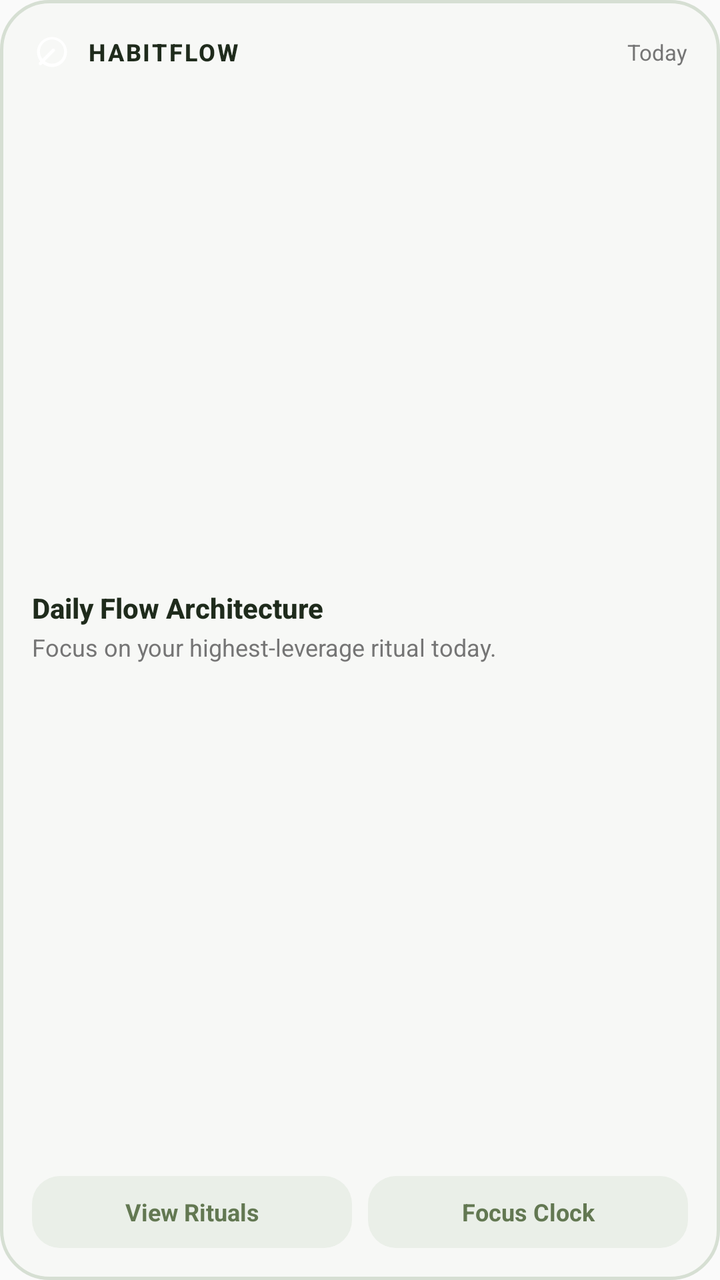
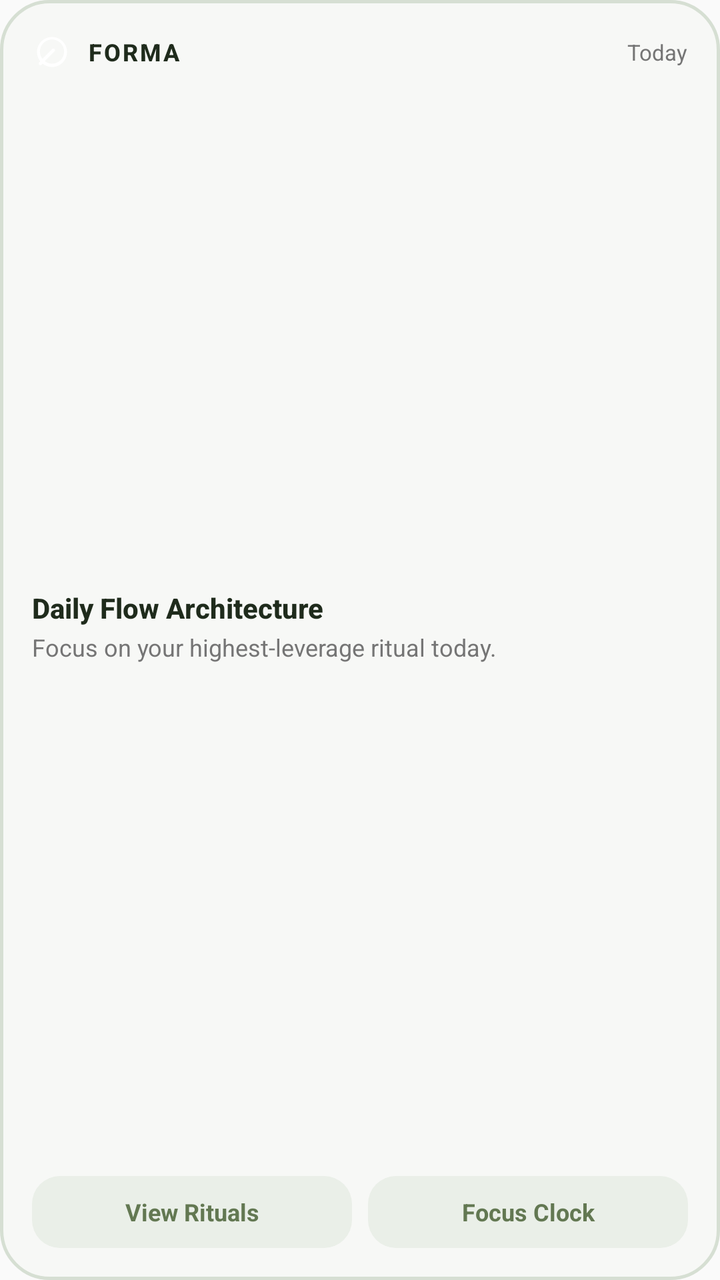

The first picture is an Android layout as it rendered before a commit; the second is the same layout after the commit. The layout source and the unified diff follow.
<!-- AndroidManifest.xml: application theme Theme.HabitFlow -->
<!-- res/layout/widget_habitflow.xml -->
<?xml version="1.0" encoding="utf-8"?>
<LinearLayout xmlns:android="http://schemas.android.com/apk/res/android"
    android:id="@+id/widget_root"
    android:layout_width="match_parent"
    android:layout_height="match_parent"
    android:background="@drawable/bg_widget_card"
    android:orientation="vertical"
    android:padding="16dp">

    
    <LinearLayout
        android:layout_width="match_parent"
        android:layout_height="wrap_content"
        android:gravity="center_vertical"
        android:orientation="horizontal">

        <ImageView
            android:id="@+id/widget_logo"
            android:layout_width="20dp"
            android:layout_height="20dp"
            android:contentDescription="HabitFlow"
            android:src="@drawable/ic_stat_leaf" />

        <TextView
            android:id="@+id/widget_title"
            android:layout_width="0dp"
            android:layout_height="wrap_content"
            android:layout_marginStart="8dp"
            android:layout_weight="1"
            android:fontFamily="sans-serif-medium"
            android:letterSpacing="0.08"
            android:text="HABITFLOW"
            android:textColor="@color/matcha_dark"
            android:textSize="12sp"
            android:textStyle="bold" />

        <TextView
            android:id="@+id/widget_date"
            android:layout_width="wrap_content"
            android:layout_height="wrap_content"
            android:fontFamily="sans-serif"
            android:text="Today"
            android:textColor="@color/notion_text_secondary_light"
            android:textSize="11sp" />
    </LinearLayout>

    
    <LinearLayout
        android:layout_width="match_parent"
        android:layout_height="0dp"
        android:layout_marginTop="10dp"
        android:layout_weight="1"
        android:gravity="center_vertical"
        android:orientation="vertical">

        <TextView
            android:id="@+id/widget_status_title"
            android:layout_width="wrap_content"
            android:layout_height="wrap_content"
            android:fontFamily="sans-serif-medium"
            android:text="Daily Flow Architecture"
            android:textColor="@color/matcha_dark"
            android:textSize="14sp"
            android:textStyle="bold" />

        <TextView
            android:id="@+id/widget_status_subtitle"
            android:layout_width="wrap_content"
            android:layout_height="wrap_content"
            android:layout_marginTop="2dp"
            android:fontFamily="sans-serif"
            android:text="Focus on your highest-leverage ritual today."
            android:textColor="@color/notion_text_secondary_light"
            android:textSize="12sp" />
    </LinearLayout>

    
    <LinearLayout
        android:layout_width="match_parent"
        android:layout_height="wrap_content"
        android:layout_marginTop="8dp"
        android:gravity="center_vertical"
        android:orientation="horizontal">

        <TextView
            android:id="@+id/widget_action_today"
            android:layout_width="0dp"
            android:layout_height="36dp"
            android:layout_weight="1"
            android:background="@drawable/bg_widget_pill"
            android:gravity="center"
            android:text="View Rituals"
            android:textColor="@color/matcha_accent"
            android:textSize="12sp"
            android:textStyle="bold" />

        <Space
            android:layout_width="8dp"
            android:layout_height="1dp" />

        <TextView
            android:id="@+id/widget_action_pomodoro"
            android:layout_width="0dp"
            android:layout_height="36dp"
            android:layout_weight="1"
            android:background="@drawable/bg_widget_pill"
            android:gravity="center"
            android:text="Focus Clock"
            android:textColor="@color/matcha_accent"
            android:textSize="12sp"
            android:textStyle="bold" />
    </LinearLayout>
</LinearLayout>
<!-- resources referenced by this layout -->
<resources>
  <color name="matcha_accent">#637852</color>
  <color name="matcha_dark">#1F2B1C</color>
  <color name="notion_text_secondary_light">#757575</color>
  <!-- drawable bg_widget_card (drawable) -->
  <?xml version="1.0" encoding="utf-8"?>
  <shape xmlns:android="http://schemas.android.com/apk/res/android"
      android:shape="rectangle">
      <corners android:radius="24dp" />
      <solid android:color="@color/matcha_surface" />
      <stroke
          android:width="1.5dp"
          android:color="@color/matcha_border" />
  </shape>
  <!-- drawable bg_widget_pill (drawable) -->
  <?xml version="1.0" encoding="utf-8"?>
  <shape xmlns:android="http://schemas.android.com/apk/res/android"
      android:shape="rectangle">
      <corners android:radius="14dp" />
      <solid android:color="@color/matcha_soft" />
  </shape>
  <!-- drawable ic_stat_leaf (drawable) -->
  <vector xmlns:android="http://schemas.android.com/apk/res/android"
      android:width="24dp"
      android:height="24dp"
      android:viewportWidth="24"
      android:viewportHeight="24">
      
      <path
          android:fillColor="#FFFFFFFF"
          android:pathData="M12,3c-4.97,0 -9,4.03 -9,9 0,2.12 0.74,4.07 1.97,5.61L4.35,18.23c-0.39,0.39 -0.39,1.02 0,1.41 0.39,0.39 1.02,0.39 1.41,0l0.62,-0.62C7.93,20.26 9.88,21 12,21c4.97,0 9,-4.03 9,-9 0,-4.97 -4.03,-9 -9,-9zM12,19c-1.63,0 -3.13,-0.57 -4.33,-1.53l5.83,-5.83c0.39,-0.39 0.39,-1.02 0,-1.41 -0.39,-0.39 -1.02,-0.39 -1.41,0l-5.83,5.83C5.29,14.88 4.72,13.38 4.72,11.75c0,-4.01 3.26,-7.27 7.28,-7.27s7.28,3.26 7.28,7.27S16.02,19 12,19z" />
  </vector>
  <style name="Theme.HabitFlow" parent="android:Theme.Material.Light.NoActionBar">
          <item name="android:statusBarColor">@color/notion_light_bg</item>
          <item name="android:windowLightStatusBar">true</item>
          <item name="android:navigationBarColor">@color/notion_light_bg</item>
      </style>
  <color name="matcha_surface">#F7F8F6</color>
  <color name="matcha_border">#D6DFD3</color>
  <color name="matcha_soft">#EAEFE8</color>
  <color name="notion_light_bg">#FAFAFA</color>
</resources>

<!-- the commit's change to res/layout/widget_habitflow.xml (unified diff, before → after) -->
@@ -18,7 +18,7 @@
             android:id="@+id/widget_logo"
             android:layout_width="20dp"
             android:layout_height="20dp"
-            android:contentDescription="HabitFlow"
+            android:contentDescription="Forma"
             android:src="@drawable/ic_stat_leaf" />
 
         <TextView
@@ -29,7 +29,7 @@
             android:layout_weight="1"
             android:fontFamily="sans-serif-medium"
             android:letterSpacing="0.08"
-            android:text="HABITFLOW"
+            android:text="FORMA"
             android:textColor="@color/matcha_dark"
             android:textSize="12sp"
             android:textStyle="bold" />
